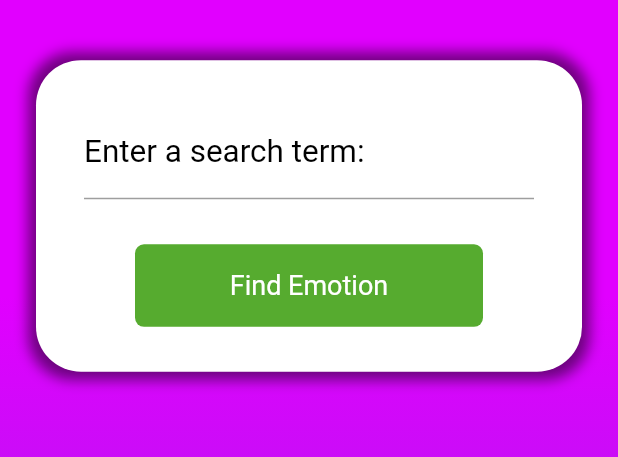
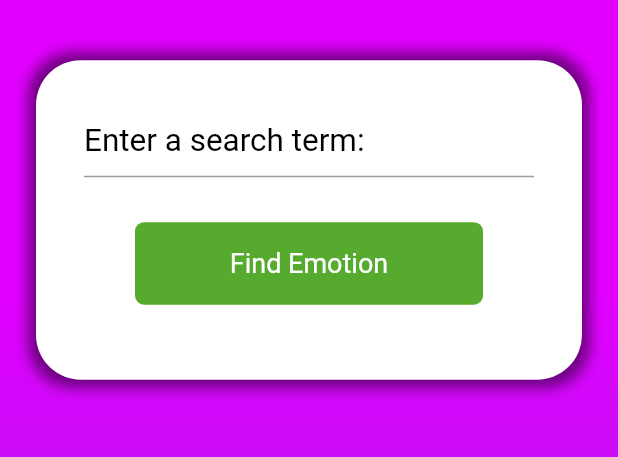
Before and after one commit to eli1stark/sentiment-analysis, a Flutter app: the screen it shows after launch, on a phone screen of 412 x 824 dp, the part 324-781 px from its top. Run offline on Flutter 3.47's test engine with Material 2 defaults, Android fonts, the phone set to English and light mode, and no system bars; our stand-ins replace splashscreen.

Commit message:
Finish project

```diff
--- a/lib/api/api.dart
+++ b/lib/api/api.dart
@@ -0,0 +1,38 @@
+import 'dart:convert';
+import 'package:flutter/material.dart';
+import 'package:http/http.dart' as http;
+import 'key.dart';
+import 'model.dart';
+
+class APIService {
+  static const String _baseURL =
+      'https://twinword-emotion-analysis-v1.p.rapidapi.com/analyze/';
+
+  static const Map<String, String> _headers = {
+    'content-type': 'application/x-www-form-urlencoded',
+    'x-rapidapi-host': 'twinword-emotion-analysis-v1.p.rapidapi.com',
+    'x-rapidapi-key': api_key,
+    'useQueryString': 'true',
+  };
+
+  Future<SentAna> post({
+    @required Map<String, String> query,
+  }) async {
+    final response = await http.post(
+      _baseURL,
+      headers: _headers,
+      body: query,
+    );
+
+    if (response.statusCode == 200) {
+      print('success' + response.body);
+      return SentAna.fromJson(
+        json.decode(response.body),
+      );
+    } else {
+      throw Exception(
+        'Failed to load json data',
+      );
+    }
+  }
+}
--- /dev/null
+++ b/lib/api/model.dart
@@ -0,0 +1,15 @@
+class SentAna {
+  SentAna({
+    this.emotions,
+  });
+
+  final String emotions;
+
+  factory SentAna.fromJson(Map<String, dynamic> json) {
+    return SentAna(
+      emotions: json['emotions_detected'].isEmpty
+          ? 'not found'
+          : json['emotions_detected'][0],
+    );
+  }
+}
--- /dev/null
+++ b/lib/components/answer.dart
@@ -0,0 +1,18 @@
+import 'package:flutter/material.dart';
+
+class Answer extends StatelessWidget {
+  Answer(this.text);
+
+  final String text;
+
+  @override
+  Widget build(BuildContext context) {
+    return Text(
+      'Your emotion is ' + text,
+      style: TextStyle(
+        color: Colors.black,
+        fontSize: 24.0,
+      ),
+    );
+  }
+}
--- /dev/null
+++ b/lib/components/custom_field.dart
@@ -0,0 +1,41 @@
+import 'package:flutter/material.dart';
+
+class CustomField extends StatelessWidget {
+  CustomField({
+    @required this.controller,
+  });
+
+  final TextEditingController controller;
+
+  @override
+  Widget build(BuildContext context) {
+    return Container(
+      child: Center(
+        child: Container(
+          width: 300.0,
+          child: Column(
+            children: [
+              TextField(
+                controller: controller,
+                style: TextStyle(
+                  color: Colors.black,
+                ),
+                decoration: InputDecoration(
+                  labelStyle: TextStyle(
+                    color: Colors.black,
+                    fontSize: 21.0,
+                  ),
+                  labelText: 'Enter a search term: ',
+                  contentPadding: EdgeInsets.zero,
+                ),
+              ),
+              SizedBox(
+                height: 30.0,
+              )
+            ],
+          ),
+        ),
+      ),
+    );
+  }
+}
--- /dev/null
+++ b/lib/components/custom_in_box.dart
@@ -0,0 +1,28 @@
+import 'package:flutter/material.dart';
+
+class CustomInBox extends StatelessWidget {
+  CustomInBox({
+    @required this.child,
+  });
+
+  final Widget child;
+
+  @override
+  Widget build(BuildContext context) {
+    return Container(
+      padding: EdgeInsets.all(30.0),
+      decoration: BoxDecoration(
+        color: Colors.white,
+        borderRadius: BorderRadius.circular(30.0),
+        boxShadow: [
+          BoxShadow(
+            color: Colors.black.withOpacity(0.5),
+            spreadRadius: 5.0,
+            blurRadius: 7.0,
+          )
+        ],
+      ),
+      child: child,
+    );
+  }
+}
--- /dev/null
+++ b/lib/components/custom_out_box.dart
@@ -0,0 +1,23 @@
+import 'package:flutter/material.dart';
+import 'package:sentiment_analysis/components/styles.dart';
+
+class CustomOutBox extends StatelessWidget {
+  CustomOutBox({
+    @required this.child,
+  });
+
+  final Widget child;
+
+  @override
+  Widget build(BuildContext context) {
+    return Container(
+      decoration: BoxDecoration(
+        gradient: customGradient,
+      ),
+      padding: EdgeInsets.symmetric(
+        horizontal: 24.0,
+      ),
+      child: child,
+    );
+  }
+}
--- /dev/null
+++ b/lib/components/find_button.dart
@@ -0,0 +1,39 @@
+import 'package:flutter/material.dart';
+import 'package:sentiment_analysis/components/styles.dart';
+
+class FindButton extends StatelessWidget {
+  FindButton({
+    @required this.onTap,
+  });
+
+  final Function onTap;
+
+  @override
+  Widget build(BuildContext context) {
+    // device size
+    final size = MediaQuery.of(context).size;
+
+    return GestureDetector(
+      onTap: onTap,
+      child: Container(
+        width: size.width - 180,
+        alignment: Alignment.center,
+        padding: EdgeInsets.symmetric(
+          horizontal: 24.0,
+          vertical: 17.0,
+        ),
+        decoration: BoxDecoration(
+          color: customGreen,
+          borderRadius: BorderRadius.circular(6.0),
+        ),
+        child: Text(
+          'Find Emotion',
+          style: TextStyle(
+            color: Colors.white,
+            fontSize: 18.0,
+          ),
+        ),
+      ),
+    );
+  }
+}
--- /dev/null
+++ b/lib/components/header.dart
@@ -0,0 +1,15 @@
+import 'package:flutter/material.dart';
+
+class Header extends StatelessWidget {
+  @override
+  Widget build(BuildContext context) {
+    return Text(
+      'Sentiment Analysis',
+      style: TextStyle(
+        color: Colors.white,
+        fontWeight: FontWeight.bold,
+        fontSize: 28.0,
+      ),
+    );
+  }
+}
--- a/lib/components/styles.dart
+++ b/lib/components/styles.dart
@@ -9,3 +9,5 @@ LinearGradient customGradient = LinearGradient(
     Color(0xFF8E2DE2),
   ],
 );
+
+Color customGreen = Color(0xFF56AB2F);
--- a/lib/main.dart
+++ b/lib/main.dart
@@ -8,6 +8,7 @@ class MyApp extends StatelessWidget {
   Widget build(BuildContext context) {
     return MaterialApp(
       title: 'Sentiment Ananlysis',
+      debugShowCheckedModeBanner: false,
       theme: ThemeData(
         primaryColor: Colors.white,
       ),
--- a/lib/screens/home.dart
+++ b/lib/screens/home.dart
@@ -1,5 +1,12 @@
 import 'package:flutter/material.dart';
-import 'package:sentiment_analysis/components/styles.dart';
+import 'package:sentiment_analysis/api/api.dart';
+import 'package:sentiment_analysis/api/model.dart';
+import 'package:sentiment_analysis/components/answer.dart';
+import 'package:sentiment_analysis/components/custom_field.dart';
+import 'package:sentiment_analysis/components/custom_in_box.dart';
+import 'package:sentiment_analysis/components/custom_out_box.dart';
+import 'package:sentiment_analysis/components/find_button.dart';
+import 'package:sentiment_analysis/components/header.dart';
 
 class Home extends StatefulWidget {
   Home({Key key}) : super(key: key);
@@ -9,9 +16,10 @@ class Home extends StatefulWidget {
 }
 
 class _HomeState extends State<Home> {
-  bool _loading = true;
+  final TextEditingController controller = TextEditingController();
 
-  TextEditingController controller = TextEditingController();
+  APIService apiService = APIService();
+  Future<SentAna> analysis;
 
   @override
   Widget build(BuildContext context) {
@@ -22,104 +30,63 @@ class _HomeState extends State<Home> {
       // block the widgets inside the Scaffold to resize
       // themselves when the keyboard opens
       resizeToAvoidBottomInset: false,
-      body: Container(
-        decoration: BoxDecoration(
-          gradient: customGradient,
-        ),
-        child: Container(
-          padding: EdgeInsets.symmetric(
-            horizontal: 24.0,
-          ),
+      body: CustomOutBox(
         child: Column(
           crossAxisAlignment: CrossAxisAlignment.center,
           children: [
             SizedBox(
               height: size.height / 4.5,
             ),
-              Text(
-                'Sentiment Analysis',
-                style: TextStyle(
-                  color: Colors.white,
-                  fontWeight: FontWeight.bold,
-                  fontSize: 28.0,
-                ),
-              ),
+            Header(),
             SizedBox(
               height: 40.0,
             ),
-              Container(
-                padding: EdgeInsets.all(30.0),
-                decoration: BoxDecoration(
-                  color: Colors.white,
-                  borderRadius: BorderRadius.circular(30.0),
-                  boxShadow: [
-                    BoxShadow(
-                      color: Colors.black.withOpacity(0.5),
-                      spreadRadius: 5.0,
-                      blurRadius: 7.0,
-                    )
-                  ],
-                ),
+            CustomInBox(
               child: Column(
                 children: [
-                    Container(
-                      child: Center(
-                        child: _loading
-                            ? Container(
-                                width: 300.0,
-                                child: Column(
-                                  children: [
-                                    TextField(
+                  CustomField(
                     controller: controller,
-                                      style: TextStyle(
-                                        color: Colors.black,
-                                      ),
-                                      decoration: InputDecoration(
-                                        labelStyle: TextStyle(
-                                          color: Colors.black,
-                                          fontSize: 21.0,
-                                        ),
-                                        labelText: 'Enter a search term: ',
-                                      ),
-                                    ),
-                                    SizedBox(
-                                      height: 30.0,
-                                    )
-                                  ],
-                                ),
-                              )
-                            : Container(),
-                      ),
                   ),
                   Container(
                     width: size.width,
                     child: Column(
                       children: [
-                          GestureDetector(
+                        FindButton(
                           onTap: () {
                             setState(() {
-                                _loading = false;
+                              analysis = apiService.post(
+                                query: {'text': controller.text},
+                              );
                             });
                           },
-                            child: Container(
-                              width: size.width - 180,
-                              alignment: Alignment.center,
-                              padding: EdgeInsets.symmetric(
-                                horizontal: 24.0,
-                                vertical: 17.0,
                         ),
-                              decoration: BoxDecoration(
-                                color: Color(0xFF56AB2F),
-                                borderRadius: BorderRadius.circular(6.0),
+                        SizedBox(
+                          height: 20.0,
                         ),
-                              child: Text(
-                                'Find Emotion',
-                                style: TextStyle(
-                                  color: Colors.white,
-                                  fontSize: 18.0,
-                                ),
-                              ),
-                            ),
+                        FutureBuilder<SentAna>(
+                          future: analysis,
+                          builder: (context, snapshot) {
+                            if (snapshot.connectionState ==
+                                ConnectionState.done) {
+                              if (snapshot.hasData) {
+                                return Answer(
+                                  snapshot.data.emotions,
+                                );
+                              } else if (snapshot.hasError) {
+                                return Text(
+                                  '${snapshot.error}',
+                                );
+                              } else {
+                                return Container();
+                              }
+                            } else {
+                              if (analysis == null) {
+                                return Container();
+                              } else {
+                                return CircularProgressIndicator();
+                              }
+                            }
+                          },
                         )
                       ],
                     ),
@@ -130,7 +97,6 @@ class _HomeState extends State<Home> {
           ],
         ),
       ),
-      ),
     );
   }
 }
--- a/pubspec.yaml
+++ b/pubspec.yaml
@@ -15,6 +15,7 @@ dependencies:
   cupertino_icons: ^0.1.3
   splashscreen: ^1.2.0
   flutter_launcher_icons: ^0.7.5
+  http: ^0.12.2
 
 dev_dependencies:
   flutter_test:
@@ -30,4 +31,4 @@ flutter_icons:
 flutter:
   uses-material-design: true
   assets:
-      - assets/
+    - assets/
```
Also changed, not shown: pubspec.lock, 1 other file. Lines whose indentation alone changed are shown as unchanged.
